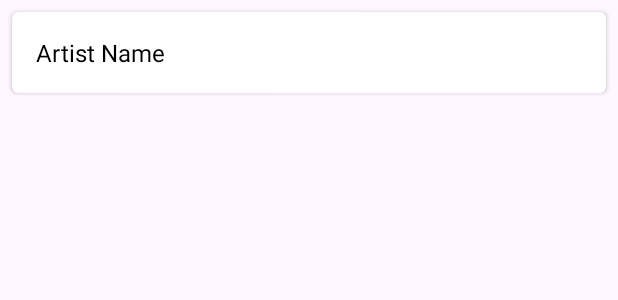
After one commit to Renatoeletronico/Kotlin_SoundSnap, an Android app: the layout item_layout.xml on its own in the app's theme, with its tools: preview values and no code run, on a phone screen of 412 x 824 dp. The commit adds this screen. Shown: the top 300 px of the screen. Run offline under Robolectric (Android 15) with nearby library versions, the phone set to English and light mode, and no system bars.

Commit message:
Recycler view

```diff
--- a/app/src/main/java/com/fatecmaua/soundsnap/servicos/servicosSpotify.kt
+++ b/app/src/main/java/com/fatecmaua/soundsnap/servicos/servicosSpotify.kt
@@ -13,6 +13,7 @@ import okhttp3.ResponseBody
 import retrofit2.http.GET
 import retrofit2.http.Header
 import retrofit2.http.Query
+import com.fatecmaua.soundsnap.models.SpotifyResponse
 
 interface ServicosAPiSpotify {
     @FormUrlEncoded
@@ -30,8 +31,8 @@ interface ServicosAPiSpotify {
         @Query("limit") limit: Int = 1,
         @Query("type") type: String,
         @Query("market") market: String
-    ): ResponseBody
-    }
+    ): Response<SpotifyResponse>
+}
 
 fun getAuthorizationHeader(): String {
     val credentials = "${spotifyCredentials.CLIENT_ID}:${spotifyCredentials.CLIENT_SECRET}"
--- /dev/null
+++ b/app/src/main/res/layout/item_layout.xml
@@ -0,0 +1,17 @@
+<androidx.cardview.widget.CardView xmlns:android="http://schemas.android.com/apk/res/android"
+    android:layout_width="match_parent"
+    android:layout_height="wrap_content"
+    xmlns:app="http://schemas.android.com/apk/res-auto"
+    android:layout_margin="8dp"
+    app:cardCornerRadius="4dp">
+
+    <TextView
+        android:id="@+id/ArtistaTxt"
+        android:layout_width="wrap_content"
+        android:layout_height="wrap_content"
+        android:text="Artist Name"
+        android:padding="16dp"
+        android:textSize="16sp"
+        android:textColor="#000000"/>
+
+</androidx.cardview.widget.CardView>
```
Also changed, not shown: app/src/main/java/com/fatecmaua/soundsnap/MainActivity.kt (+55 -20 lines), app/src/main/java/com/fatecmaua/soundsnap/adapter/MyAdapter.kt (added, +25 -0 lines), app/src/main/java/com/fatecmaua/soundsnap/models/SpotifyResponse.kt (added, +17 -0 lines), app/src/main/res/layout/activity_main.xml (+6 -5 lines).
